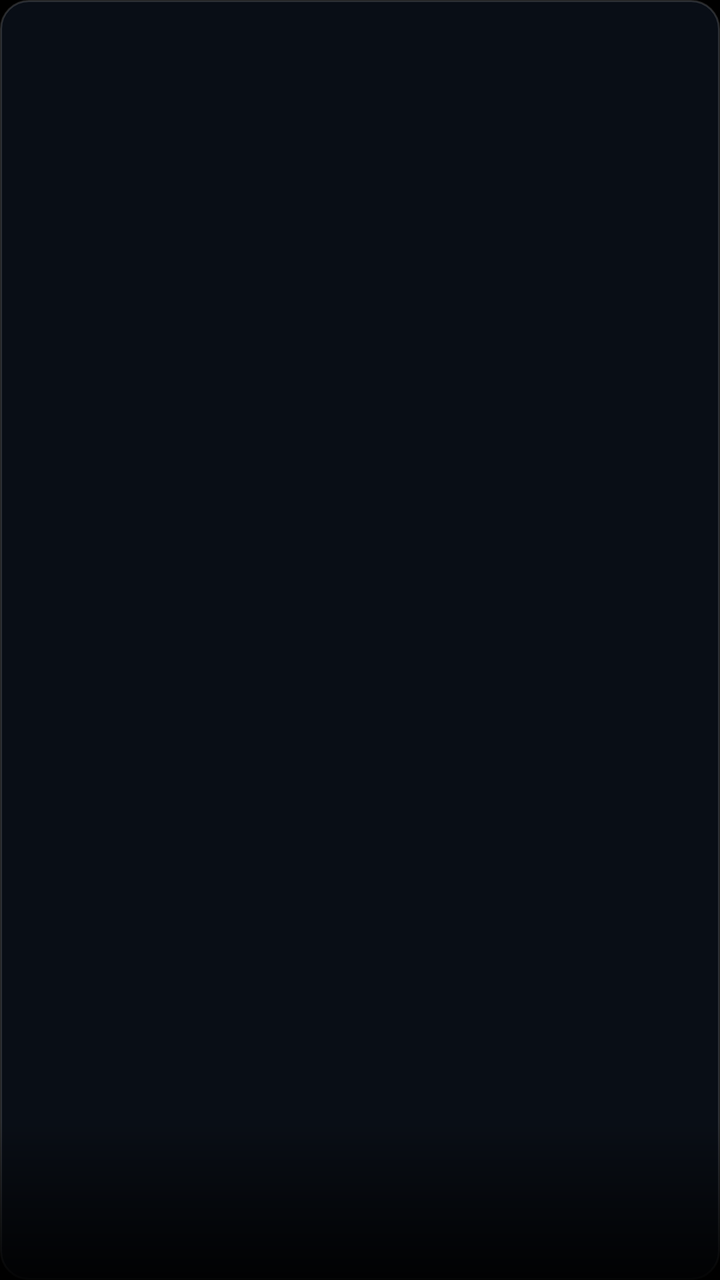
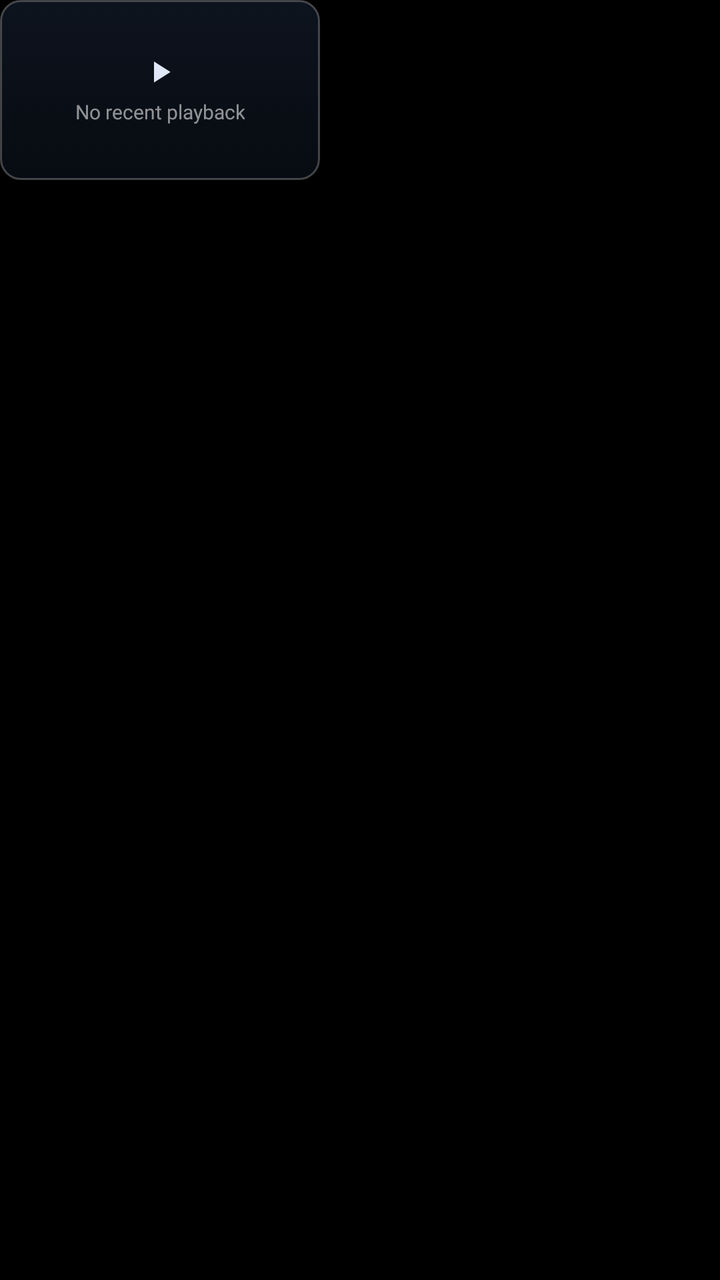

Screens rendered from an Android XML layout before and after an edit, with the pre-edit source and the edit as a unified diff.
<!-- AndroidManifest.xml: application theme Theme.TvHome -->
<!-- res/layout/item_continue_card.xml -->
<?xml version="1.0" encoding="utf-8"?>
<FrameLayout xmlns:android="http://schemas.android.com/apk/res/android"
    android:layout_width="@dimen/top_shelf_card_width"
    android:layout_height="@dimen/top_shelf_card_height"
    android:layout_marginEnd="16dp"
    android:background="@drawable/continue_card_bg"
    android:foreground="@drawable/top_shelf_focus_ring"
    android:focusable="true"
    android:clickable="true">

    <ImageView
        android:id="@+id/cardImage"
        android:layout_width="match_parent"
        android:layout_height="match_parent"
        android:scaleType="centerCrop"
        android:visibility="gone"
        android:contentDescription="@null" />

    <View
        android:layout_width="match_parent"
        android:layout_height="80dp"
        android:layout_gravity="bottom"
        android:background="@drawable/preview_scrim" />

    <LinearLayout
        android:layout_width="match_parent"
        android:layout_height="wrap_content"
        android:layout_gravity="bottom"
        android:orientation="vertical"
        android:paddingStart="12dp"
        android:paddingEnd="12dp"
        android:paddingBottom="10dp">

        <LinearLayout
            android:layout_width="match_parent"
            android:layout_height="wrap_content"
            android:orientation="horizontal"
            android:gravity="center_vertical">

            <ImageView
                android:id="@+id/cardBadge"
                android:layout_width="26dp"
                android:layout_height="26dp"
                android:layout_marginEnd="10dp"
                android:scaleType="fitCenter"
                android:visibility="gone"
                android:contentDescription="@null" />

            <LinearLayout
                android:layout_width="0dp"
                android:layout_height="wrap_content"
                android:layout_weight="1"
                android:orientation="vertical">

                <TextView
                    android:id="@+id/cardTitle"
                    android:layout_width="match_parent"
                    android:layout_height="wrap_content"
                    android:textColor="@color/text_primary"
                    android:textSize="13sp"
                    android:fontFamily="@font/outfit"
                    android:fontVariationSettings="'wght' 600"
                    android:shadowColor="#CC000000"
                    android:shadowDx="0"
                    android:shadowDy="2"
                    android:shadowRadius="6"
                    android:singleLine="true"
                    android:ellipsize="end" />

                <TextView
                    android:id="@+id/cardSubtitle"
                    android:layout_width="match_parent"
                    android:layout_height="wrap_content"
                    android:textColor="@color/text_secondary"
                    android:textSize="11sp"
                    android:fontFamily="@font/outfit"
                    android:fontVariationSettings="'wght' 400"
                    android:singleLine="true"
                    android:ellipsize="end" />
            </LinearLayout>
        </LinearLayout>

        
        <ProgressBar
            android:id="@+id/cardProgress"
            style="?android:attr/progressBarStyleHorizontal"
            android:layout_width="match_parent"
            android:layout_height="3dp"
            android:layout_marginTop="6dp"
            android:progressDrawable="@drawable/top_shelf_progress_bar"
            android:visibility="gone"
            android:max="100" />
    </LinearLayout>
</FrameLayout>
<!-- resources referenced by this layout -->
<resources>
  <color name="text_primary">#FFFFFFFF</color>
  <color name="text_secondary">#F2FFFFFF</color>
  <dimen name="top_shelf_card_height">135dp</dimen>
  <dimen name="top_shelf_card_width">240dp</dimen>
  <!-- drawable continue_card_bg (drawable) -->
  <?xml version="1.0" encoding="utf-8"?>
  <selector xmlns:android="http://schemas.android.com/apk/res/android">
      <item android:state_focused="true">
          <shape android:shape="rectangle">
              <solid android:color="#B315202E" />
              <corners android:radius="@dimen/top_shelf_card_radius" />
          </shape>
      </item>
      <item>
          <shape android:shape="rectangle">
              <solid android:color="#99101826" />
              <stroke android:width="1dp" android:color="#26FFFFFF" />
              <corners android:radius="@dimen/top_shelf_card_radius" />
          </shape>
      </item>
  </selector>
  <!-- drawable preview_scrim (drawable) -->
  <?xml version="1.0" encoding="utf-8"?>
  <shape xmlns:android="http://schemas.android.com/apk/res/android">
      <gradient
          android:angle="90"
          android:startColor="#E6000000"
          android:endColor="#00000000"
          android:type="linear" />
  </shape>
  <!-- drawable top_shelf_focus_ring (drawable) -->
  <?xml version="1.0" encoding="utf-8"?>
  <selector xmlns:android="http://schemas.android.com/apk/res/android">
      <item android:state_focused="true">
          <shape android:shape="rectangle">
              <corners android:radius="@dimen/top_shelf_card_radius" />
              <stroke android:width="2dp" android:color="#807DB8FF" />
              <solid android:color="#00000000" />
          </shape>
      </item>
      <item>
          <shape android:shape="rectangle">
              <corners android:radius="@dimen/top_shelf_card_radius" />
              <solid android:color="#00000000" />
          </shape>
      </item>
  </selector>
  <!-- drawable top_shelf_progress_bar (drawable) -->
  <?xml version="1.0" encoding="utf-8"?>
  <layer-list xmlns:android="http://schemas.android.com/apk/res/android">
      <item android:id="@android:id/background">
          <shape android:shape="rectangle">
              <solid android:color="#33FFFFFF" />
              <corners android:radius="1.5dp" />
          </shape>
      </item>
      <item android:id="@android:id/progress">
          <clip>
              <shape android:shape="rectangle">
                  <gradient
                      android:startColor="#00B4D8"
                      android:endColor="#0A84FF"
                      android:angle="0" />
                  <corners android:radius="1.5dp" />
              </shape>
          </clip>
      </item>
  </layer-list>
  <style name="Theme.TvHome" parent="android:Theme.Material.NoActionBar.Fullscreen">
          <item name="android:windowBackground">@android:color/black</item>
          <item name="android:colorBackground">@android:color/black</item>
          <item name="android:windowAnimationStyle">@null</item>
      </style>
  <dimen name="top_shelf_card_radius">14dp</dimen>
</resources>

<!-- the commit's change to res/layout/item_continue_card.xml (unified diff, before → after) -->
@@ -1,94 +1,112 @@
 <?xml version="1.0" encoding="utf-8"?>
-<FrameLayout xmlns:android="http://schemas.android.com/apk/res/android"
-    android:layout_width="@dimen/top_shelf_card_width"
-    android:layout_height="@dimen/top_shelf_card_height"
-    android:layout_marginEnd="16dp"
-    android:background="@drawable/continue_card_bg"
-    android:foreground="@drawable/top_shelf_focus_ring"
+<LinearLayout xmlns:android="http://schemas.android.com/apk/res/android"
+    android:layout_width="wrap_content"
+    android:layout_height="wrap_content"
+    android:layout_marginEnd="14dp"
+    android:orientation="vertical"
+    android:gravity="start"
+    android:clipChildren="false"
+    android:clipToPadding="false"
     android:focusable="true"
     android:clickable="true">
 
-    <ImageView
-        android:id="@+id/cardImage"
-        android:layout_width="match_parent"
-        android:layout_height="match_parent"
-        android:scaleType="centerCrop"
-        android:visibility="gone"
-        android:contentDescription="@null" />
+    <FrameLayout
+        android:id="@+id/cardFrame"
+        android:layout_width="@dimen/top_shelf_card_width"
+        android:layout_height="@dimen/top_shelf_card_height"
+        android:background="@drawable/continue_card_bg"
+        android:foreground="@drawable/top_shelf_focus_ring"
+        android:duplicateParentState="true">
 
-    <View
-        android:layout_width="match_parent"
-        android:layout_height="80dp"
-        android:layout_gravity="bottom"
-        android:background="@drawable/preview_scrim" />
+        <ImageView
+            android:id="@+id/cardImage"
+            android:layout_width="match_parent"
+            android:layout_height="match_parent"
+            android:scaleType="centerCrop"
+            android:visibility="gone"
+            android:contentDescription="@null" />
 
-    <LinearLayout
-        android:layout_width="match_parent"
-        android:layout_height="wrap_content"
-        android:layout_gravity="bottom"
-        android:orientation="vertical"
-        android:paddingStart="12dp"
-        android:paddingEnd="12dp"
-        android:paddingBottom="10dp">
-
+        
         <LinearLayout
+            android:id="@+id/cardEmptyState"
             android:layout_width="match_parent"
-            android:layout_height="wrap_content"
-            android:orientation="horizontal"
-            android:gravity="center_vertical">
+            android:layout_height="match_parent"
+            android:orientation="vertical"
+            android:gravity="center"
+            android:paddingStart="10dp"
+            android:paddingEnd="10dp"
+            android:duplicateParentState="true">
 
             <ImageView
-                android:id="@+id/cardBadge"
-                android:layout_width="26dp"
-                android:layout_height="26dp"
-                android:layout_marginEnd="10dp"
-                android:scaleType="fitCenter"
-                android:visibility="gone"
+                android:id="@+id/cardEmptyIcon"
+                android:layout_width="18dp"
+                android:layout_height="18dp"
+                android:src="@drawable/ic_play"
+                android:tint="#80C2D1F0"
+                android:scaleType="centerInside"
+                android:duplicateParentState="true"
                 android:contentDescription="@null" />
 
-            <LinearLayout
-                android:layout_width="0dp"
+            <TextView
+                android:id="@+id/cardEmptyHint"
+                android:layout_width="wrap_content"
                 android:layout_height="wrap_content"
-                android:layout_weight="1"
-                android:orientation="vertical">
+                android:layout_marginTop="4dp"
+                android:gravity="center"
+                android:singleLine="true"
+                android:ellipsize="end"
+                android:textColor="@color/text_dim"
+                android:textSize="10sp"
+                android:fontFamily="@font/outfit"
+                android:fontVariationSettings="'wght' 400"
+                android:text="@string/top_shelf_empty_title" />
+        </LinearLayout>
 
-                <TextView
-                    android:id="@+id/cardTitle"
-                    android:layout_width="match_parent"
-                    android:layout_height="wrap_content"
-                    android:textColor="@color/text_primary"
-                    android:textSize="13sp"
-                    android:fontFamily="@font/outfit"
-                    android:fontVariationSettings="'wght' 600"
-                    android:shadowColor="#CC000000"
-                    android:shadowDx="0"
-                    android:shadowDy="2"
-                    android:shadowRadius="6"
-                    android:singleLine="true"
-                    android:ellipsize="end" />
-
-                <TextView
-                    android:id="@+id/cardSubtitle"
-                    android:layout_width="match_parent"
-                    android:layout_height="wrap_content"
-                    android:textColor="@color/text_secondary"
-                    android:textSize="11sp"
-                    android:fontFamily="@font/outfit"
-                    android:fontVariationSettings="'wght' 400"
-                    android:singleLine="true"
-                    android:ellipsize="end" />
-            </LinearLayout>
-        </LinearLayout>
+        <ImageView
+            android:id="@+id/cardBadge"
+            android:layout_width="20dp"
+            android:layout_height="20dp"
+            android:visibility="gone"
+            android:contentDescription="@null" />
 
         
         <ProgressBar
             android:id="@+id/cardProgress"
             style="?android:attr/progressBarStyleHorizontal"
             android:layout_width="match_parent"
-            android:layout_height="3dp"
-            android:layout_marginTop="6dp"
+            android:layout_height="2dp"
+            android:layout_gravity="bottom"
             android:progressDrawable="@drawable/top_shelf_progress_bar"
             android:visibility="gone"
             android:max="100" />
-    </LinearLayout>
-</FrameLayout>
+    </FrameLayout>
+
+    
+    <TextView
+        android:id="@+id/cardTitle"
+        android:layout_width="@dimen/top_shelf_card_width"
+        android:layout_height="wrap_content"
+        android:layout_marginTop="5dp"
+        android:paddingStart="2dp"
+        android:paddingEnd="2dp"
+        android:textColor="@color/text_secondary"
+        android:textSize="11.5sp"
+        android:fontFamily="@font/outfit"
+        android:fontVariationSettings="'wght' 500"
+        android:singleLine="true"
+        android:ellipsize="end" />
+
+    <TextView
+        android:id="@+id/cardSubtitle"
+        android:layout_width="@dimen/top_shelf_card_width"
+        android:layout_height="wrap_content"
+        android:paddingStart="2dp"
+        android:paddingEnd="2dp"
+        android:textColor="@color/text_dim"
+        android:textSize="10sp"
+        android:fontFamily="@font/outfit"
+        android:fontVariationSettings="'wght' 400"
+        android:singleLine="true"
+        android:ellipsize="end"
+        android:visibility="gone" />
+</LinearLayout>
<!-- resource entries referenced after the edit -->
@@ -1,49 +1,55 @@
 <!-- resources referenced by this layout -->
 <resources>
-  <color name="text_primary">#FFFFFFFF</color>
+  <color name="text_dim">#8CFFFFFF</color>
   <color name="text_secondary">#F2FFFFFF</color>
-  <dimen name="top_shelf_card_height">135dp</dimen>
-  <dimen name="top_shelf_card_width">240dp</dimen>
+  <dimen name="top_shelf_card_height">90dp</dimen>
+  <dimen name="top_shelf_card_width">160dp</dimen>
   <!-- drawable continue_card_bg (drawable) -->
   <?xml version="1.0" encoding="utf-8"?>
   <selector xmlns:android="http://schemas.android.com/apk/res/android">
       <item android:state_focused="true">
           <shape android:shape="rectangle">
-              <solid android:color="#B315202E" />
+              <gradient
+                  android:angle="270"
+                  android:startColor="#E61A263B"
+                  android:endColor="#E60E1522" />
               <corners android:radius="@dimen/top_shelf_card_radius" />
           </shape>
       </item>
       <item>
           <shape android:shape="rectangle">
-              <solid android:color="#99101826" />
-              <stroke android:width="1dp" android:color="#26FFFFFF" />
+              <gradient
+                  android:angle="270"
+                  android:startColor="#B3131C2B"
+                  android:endColor="#B30A1019" />
+              <stroke android:width="1dp" android:color="#22FFFFFF" />
               <corners android:radius="@dimen/top_shelf_card_radius" />
           </shape>
       </item>
   </selector>
-  <!-- drawable preview_scrim (drawable) -->
+  <!-- drawable ic_play (drawable) -->
   <?xml version="1.0" encoding="utf-8"?>
-  <shape xmlns:android="http://schemas.android.com/apk/res/android">
-      <gradient
-          android:angle="90"
-          android:startColor="#E6000000"
-          android:endColor="#00000000"
-          android:type="linear" />
-  </shape>
+  <vector xmlns:android="http://schemas.android.com/apk/res/android"
+      android:width="22dp" android:height="22dp"
+      android:viewportWidth="24" android:viewportHeight="24">
+      <path android:fillColor="#FFFFFFFF"
+          android:pathData="M8,5v14l11,-7z" />
+  </vector>
   <!-- drawable top_shelf_focus_ring (drawable) -->
   <?xml version="1.0" encoding="utf-8"?>
   <selector xmlns:android="http://schemas.android.com/apk/res/android">
       <item android:state_focused="true">
           <shape android:shape="rectangle">
+              <solid android:color="#00000000" />
+              <stroke android:width="1.5dp" android:color="#B0E5EFF2" />
               <corners android:radius="@dimen/top_shelf_card_radius" />
-              <stroke android:width="2dp" android:color="#807DB8FF" />
-              <solid android:color="#00000000" />
           </shape>
       </item>
       <item>
           <shape android:shape="rectangle">
+              <solid android:color="#00000000" />
+              <stroke android:width="1dp" android:color="#22FFFFFF" />
               <corners android:radius="@dimen/top_shelf_card_radius" />
-              <solid android:color="#00000000" />
           </shape>
       </item>
   </selector>
@@ -68,11 +74,12 @@
           </clip>
       </item>
   </layer-list>
+  <string name="top_shelf_empty_title">No recent playback</string>
   <style name="Theme.TvHome" parent="android:Theme.Material.NoActionBar.Fullscreen">
           <item name="android:windowBackground">@android:color/black</item>
           <item name="android:colorBackground">@android:color/black</item>
           <item name="android:windowAnimationStyle">@null</item>
       </style>
-  <dimen name="top_shelf_card_radius">14dp</dimen>
+  <dimen name="top_shelf_card_radius">10dp</dimen>
 </resources>
 
